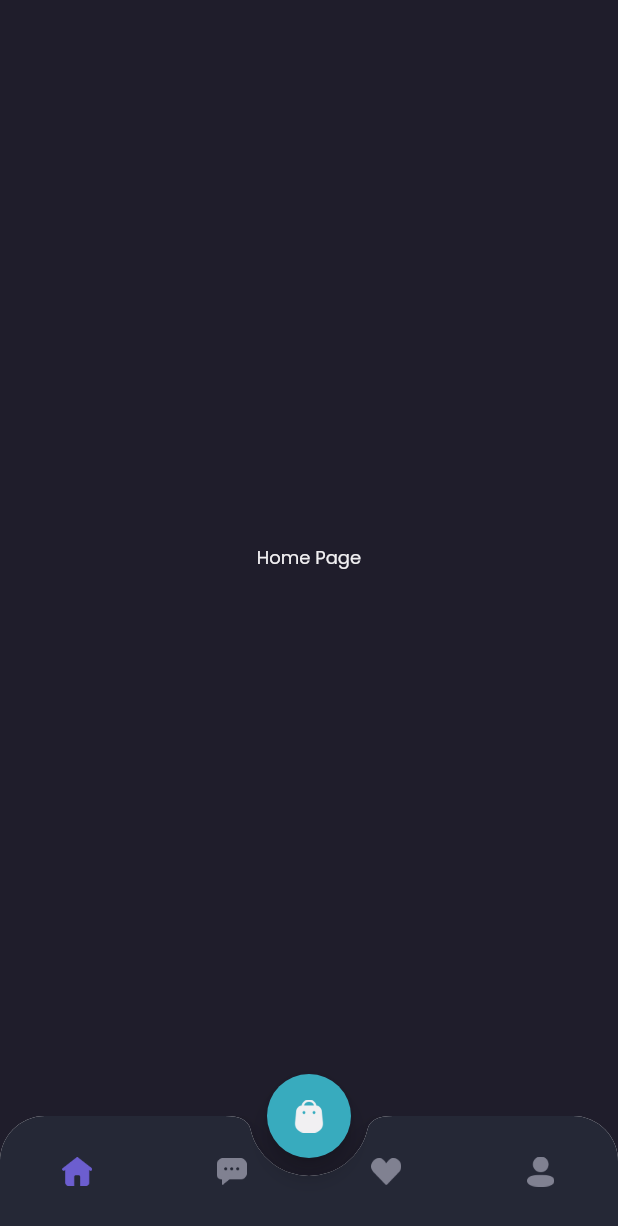
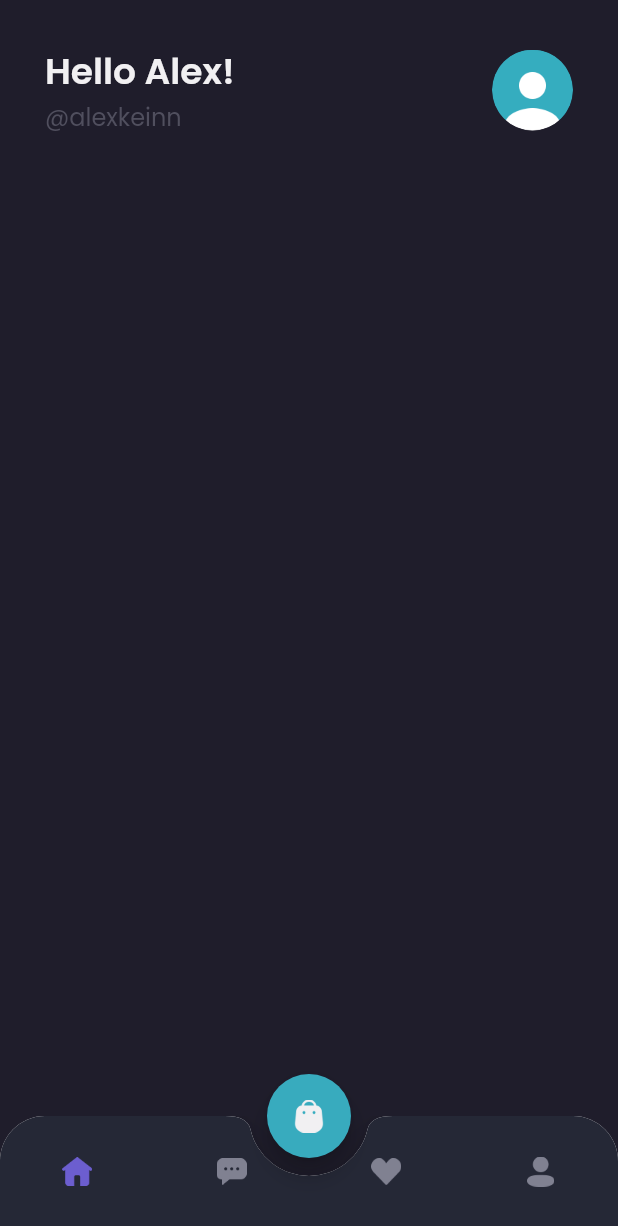
Before and after one commit to nenofetch/bwa_frontend_flutter, a Flutter app: the MainPage screen opened by its route, on a phone screen of 412 x 824 dp. Shown: the top 1226 px of the screen. Run offline on Flutter 3.47's test engine with Material 2 defaults, Android fonts, the phone set to English and light mode, and no system bars; our stand-ins replace google_fonts.

Commit message:
feat: adding header section in home page

```diff
--- a/lib/pages/home/home_page.dart
+++ b/lib/pages/home/home_page.dart
@@ -6,13 +6,53 @@ class HomePage extends StatelessWidget {
 
   @override
   Widget build(BuildContext context) {
-    return Center(
-      child: Text(
-        'Home Page',
-        style: primaryTextStyle.copyWith(
-          fontSize: 12,
+    Widget header() {
+      return Container(
+        margin: EdgeInsets.only(
+          top: defaultMargin,
+          left: defaultMargin,
+          right: defaultMargin,
         ),
-      ),
+        child: Row(
+          children: [
+            Expanded(
+              child: Column(
+                crossAxisAlignment: CrossAxisAlignment.start,
+                children: [
+                  Text(
+                    'Hello Alex!',
+                    style: primaryTextStyle.copyWith(
+                        fontSize: 24, fontWeight: semiBold),
+                  ),
+                  Text(
+                    '@alexkeinn',
+                    style: subtitleTextStyle.copyWith(
+                      fontSize: 16,
+                      fontWeight: reguler,
+                    ),
+                  ),
+                ],
+              ),
+            ),
+            Container(
+              width: 54,
+              height: 54,
+              decoration: BoxDecoration(
+                shape: BoxShape.circle,
+                image: DecorationImage(
+                  image: AssetImage('assets/image_profile.png'),
+                ),
+              ),
+            )
+          ],
+        ),
+      );
+    }
+
+    return ListView(
+      children: [
+        header(),
+      ],
     );
   }
 }
```
